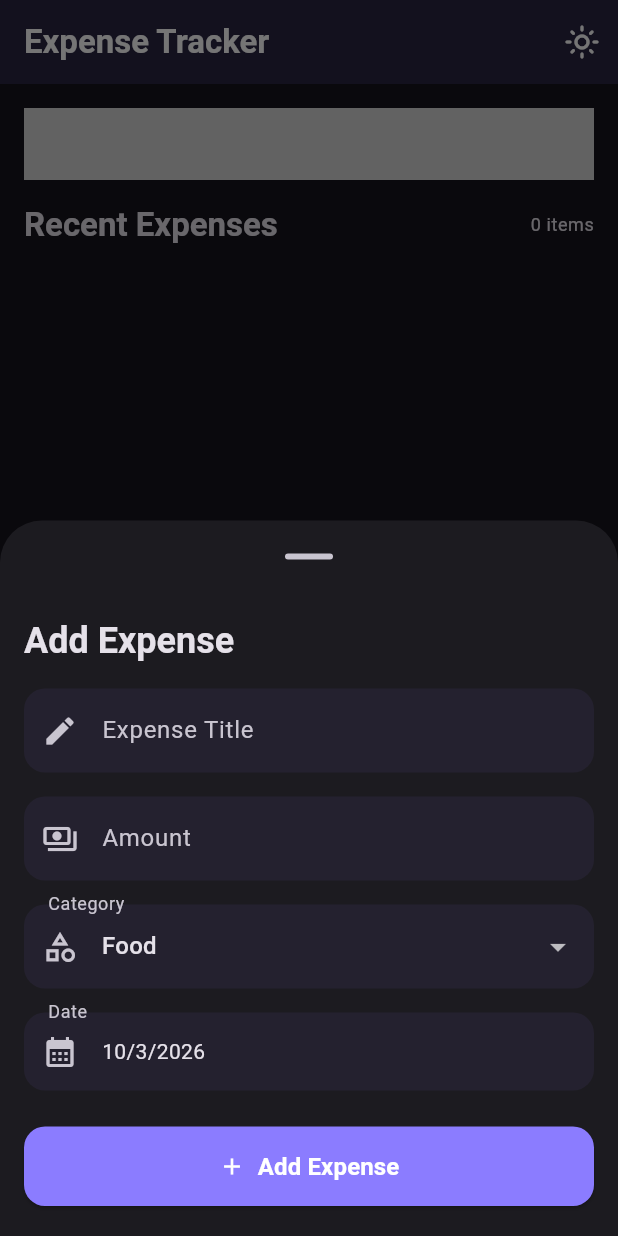
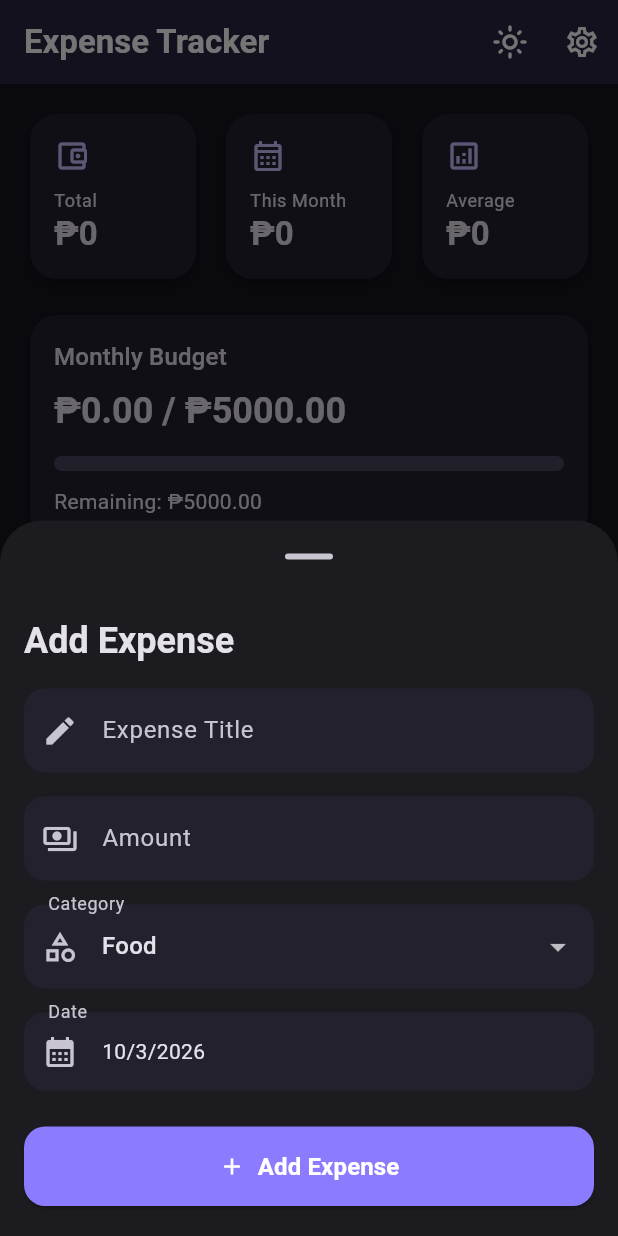
Before and after one commit to Finnnfin/CSIT284-LAWAS, a Flutter app: the screen it shows after launch, after a tap on the "dark mode" icon, after a tap on "Add Expense", on a phone screen of 412 x 824 dp. Run offline on Flutter 3.47's test engine with Material 3 defaults, Android fonts, the phone set to English and light mode, and no system bars.

Commit message:
Added the features to the expense screen file

```diff
--- a/expense_tracker/expense_tracker/lib/screens/expense_screen.dart
+++ b/expense_tracker/expense_tracker/lib/screens/expense_screen.dart
@@ -4,7 +4,10 @@ import 'package:flutter/material.dart';
 import 'package:expense_tracker/models/expense.dart';
 import 'package:expense_tracker/widgets/responsive_layout.dart';
 import 'package:expense_tracker/widgets/expense_form.dart';
-import 'package:expense_tracker/widgets/expense_summary.dart';
+import 'package:expense_tracker/widgets/budget_card.dart';
+import 'package:expense_tracker/widgets/stats_cards.dart';
+import 'package:expense_tracker/widgets/spending_chart.dart';
+import 'package:expense_tracker/widgets/category_breakdown.dart';
 
 class ExpenseScreen extends StatefulWidget {
   const ExpenseScreen({
@@ -25,6 +28,12 @@ class _ExpenseScreenState extends State<ExpenseScreen> {
   final List<Expense> expenses = [
   ];
 
+  final TextEditingController searchController = TextEditingController();
+
+  String selectedFilter = 'All';
+
+  double budget = 5000;
+
   double get total {
     double result = 0;
 
@@ -33,6 +42,30 @@ class _ExpenseScreenState extends State<ExpenseScreen> {
   }
 
   return result;
+ }
+
+ List<Expense> get filteredExpenses {
+  List<Expense> result = List.from(expenses);
+  if (selectedFilter != 'All') {
+    result = result.where((expense) {
+      return expense.category.name == selectedFilter;
+    }).toList();
+  }
+
+  if(searchController.text.isNotEmpty){
+    result = result.where((expense) {
+      return expense.title
+      .toLowerCase()
+      .contains(searchController.text.toLowerCase());
+    }).toList();
+  }
+  return result;
+ }
+
+ @override
+ void dispose() {
+  searchController.dispose();
+  super.dispose();
  }
 
  void showExpenseForm(){
@@ -75,6 +108,114 @@ class _ExpenseScreenState extends State<ExpenseScreen> {
  );
 }
 
+void showSettings() {
+  final controller = TextEditingController(text: budget.toStringAsFixed(0));
+
+  showDialog(
+    context: context,
+    builder: (context) {
+      return AlertDialog(
+        title: const Text('Settings'),
+        content: Column(
+          mainAxisSize: MainAxisSize.min,
+          children: [
+            TextField(
+              controller: controller,
+              keyboardType: TextInputType.number,
+              decoration: const InputDecoration(
+                labelText: 'Budget',
+                prefixText: '₱',
+              ),
+            ),
+            const SizedBox(height: 16),
+            SwitchListTile(
+              contentPadding: EdgeInsets.zero,
+              title: const Text('Dark Mode'),
+              value: widget.isDark,
+              onChanged: (_) {
+                Navigator.of(context).pop();
+                widget.changeTheme();
+              },
+            ),
+          ],
+        ),
+        actions: [
+          TextButton(
+            onPressed: () {
+              Navigator.of(context).pop();
+            },
+            child: const Text('Cancel'),
+          ),
+          ElevatedButton(
+            onPressed: () {
+              final value = double.tryParse(controller.text);
+
+              if (value != null && value > 0) {
+                setState(() {
+                  budget = value;
+                });
+                Navigator.of(context).pop();
+              } else {
+                ScaffoldMessenger.of(context).showSnackBar(
+                  const SnackBar(
+                    content: Text('Please enter a valid budget.'),
+                  ),
+                );
+              }
+            },
+            child: const Text('Save'),
+          ),
+        ]
+      );
+    }
+
+  );
+}
+
+Widget buildSearchandFilter() {
+  return Row(
+    children: [
+      Expanded(
+        child: TextField(
+          controller: searchController,
+          onChanged: (_) {
+            setState(() {});
+          },
+          decoration: const InputDecoration(
+            labelText: 'Search expenses...',
+            prefixIcon: Icon(Icons.search),
+          ),
+        ),
+      ),
+      const SizedBox(width: 12),
+      DropdownButton<String>(
+        value: selectedFilter,
+        items: [
+          'All',
+          'Food',
+          'Transport',
+          'Shopping',
+          'Entertainment',
+          'Bills',
+          'Other',
+        ].map((filter) {
+          return DropdownMenuItem<String>(
+            value: filter,
+            child: Text(filter),
+          );
+        }).toList(),
+        onChanged: (value) {
+          if (value != null){
+            setState(() {
+              selectedFilter = value;
+            });
+          }
+        },
+      ),
+    ],
+  );
+}
+
 Widget buildSectionTitle() {
   return Row(
     children: [
@@ -86,7 +227,7 @@ Widget buildSectionTitle() {
       ),
       const Spacer(),
       Text(
-        '${expenses.length} items',
+        '${filteredExpenses.length} items',
         style: Theme.of(context).textTheme.bodySmall,
         ),
     ],
@@ -94,53 +235,101 @@ Widget buildSectionTitle() {
 }
 
 Widget buildMobileLayout() {
-  return Padding(
+  return SingleChildScrollView(
     padding: const EdgeInsets.all(16),
     child: Column(
       children: [
-        ExpenseSummary(
+        StatsCards(
           total: total,
           count: expenses.length,
           ),
+
         const SizedBox(height: 16),
+
+        BudgetCard(
+          total: total,
+         budget: budget
+         ),
+
+        const SizedBox(height: 16),
+
+        CategoryBreakdown(expenses: expenses),
+
+        const SizedBox(height: 16),
+
+        SpendingChart(expenses: expenses),
+
+        const SizedBox(height: 20),
+
+        buildSearchandFilter(),
+
+        const SizedBox(height: 20),
+
         buildSectionTitle(),
-        const SizedBox(height: 8),
-        Expanded(
+
+        const SizedBox(height: 12),
+
+        SizedBox(
+          height: 400,
           child: ExpenseList(
-            expenses: expenses,
+            expenses: filteredExpenses,
             onDelete: deleteExpense,
-          )
           ),
+        ),
+        const SizedBox(height: 80),
       ],
     ),
   );
 }
 
 Widget buildTabletLayout() {
-  return Center(
+  return SingleChildScrollView(
+    padding: const EdgeInsets.all(24),
+    child: Center(
       child: ConstrainedBox(
-      constraints: const BoxConstraints(maxWidth: 1000),
-      child: Padding(
-        padding: const EdgeInsets.all(16),
-        child: Row(
-          crossAxisAlignment: CrossAxisAlignment.start,
+        constraints: const BoxConstraints(
+          maxWidth: 1200
+          ),
+        child: Column(
           children: [
-            SizedBox(
-              width: 320,
-              child: ExpenseSummary(
+            StatsCards(
               total: total,
               count: expenses.length,
             ),
-            ),
-            const SizedBox(width: 16),
+            const SizedBox(height: 20),
+
+            Row(
+              crossAxisAlignment: CrossAxisAlignment.start,
+              children: [
                 Expanded(
                   child: Column(
                     children: [
+                      BudgetCard(
+                        total: total,
+                        budget: budget,
+                      ),
+                      const SizedBox(height: 16),
+                      CategoryBreakdown(
+                        expenses: expenses
+                        ),
+                    ],
+                  ),
+                ),
+                const SizedBox(width: 20),
+
+                Expanded(
+                  child: Column(
+                    children: [
+                      SpendingChart(expenses: expenses),
+                      const SizedBox(height: 16),
+                      buildSearchandFilter(),
+                      const SizedBox(height: 16),
                       buildSectionTitle(),
-                  const SizedBox(height: 8),
-                  Expanded(
+                      const SizedBox(height: 12),
+                      SizedBox(
+                        height: 400,
                         child: ExpenseList(
-                      expenses: expenses,
+                          expenses: filteredExpenses,
                           onDelete: deleteExpense,
                         ),
                       ),
@@ -149,37 +338,63 @@ Widget buildTabletLayout() {
                 ),
               ],
             ),
+            const SizedBox(height: 80),
+          ],
+        ),
       ),
     ),
   );
 }
 
 Widget buildLandscapeLayout() {
-  return Padding(
+  return SingleChildScrollView(
     padding: const EdgeInsets.all(16),
     child: Row(
+      crossAxisAlignment: CrossAxisAlignment.start,
       children: [
         Expanded(
-          child: ExpenseSummary(
+          flex: 2,
+          child: Column(
+            children: [
+              StatsCards(
                 total: total,
                 count: expenses.length,
               ),
+              const SizedBox(height: 16),
+              BudgetCard(
+                total: total,
+                budget: budget,
               ),
-        const SizedBox(width: 16),
+              const SizedBox(height: 16),
+              CategoryBreakdown(expenses: expenses),
+              const SizedBox(height: 16),
+              SpendingChart(expenses: expenses),
+            ],
+          ),
+        ),
+
+        const SizedBox(width: 24),
+
         Expanded(
+          flex: 3,
           child: Column(
             children: [
+              buildSearchandFilter(),
+              const SizedBox(height: 20),
               buildSectionTitle(),
-              const SizedBox(height: 8),
-              Expanded(
+              const SizedBox(height: 12),
+
+              SizedBox(
+                height: 500,
                 child: ExpenseList(
-                  expenses: expenses,
+                  expenses: filteredExpenses,
                   onDelete: deleteExpense,
                 ),
               ),
             ],
           ),
         ),
+        const SizedBox(height: 80),
       ],
     )
   );
@@ -206,6 +421,11 @@ Widget build(BuildContext context) {
           ),
           tooltip: 'Change Theme',
         ),
+        IconButton(
+          onPressed: showSettings,
+          icon: const Icon(Icons.settings_outlined),
+          tooltip: 'Settings',
+        ),
       ],
     ),
     body: SafeArea(
```
Lines whose indentation alone changed are shown as unchanged.
